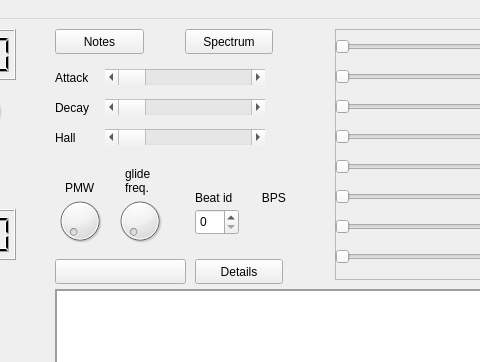
Qt form OceanGUI/mainwindow.ui (uglasmeyer/ocean) before a commit; both pictures show x 425 to 905 and y 0 to 362 of the 1207 by 659 pixel window.
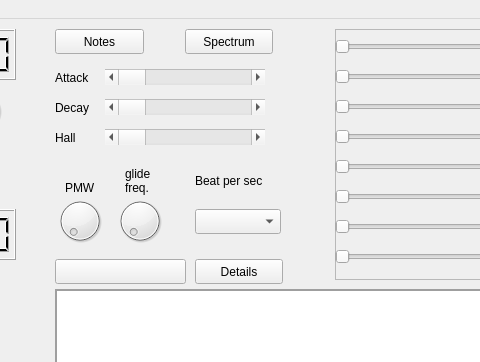
The same form after that commit.

```diff
--- a/OceanGUI/mainwindow.ui
+++ b/OceanGUI/mainwindow.ui
@@ -1488,22 +1488,6 @@
      <string>Spectrum</string>
     </property>
    </widget>
-   <widget class="QSpinBox" name="sB_Duration">
-    <property name="geometry">
-     <rect>
-      <x>620</x>
-      <y>190</y>
-      <width>44</width>
-      <height>26</height>
-     </rect>
-    </property>
-    <property name="maximum">
-     <number>4</number>
-    </property>
-    <property name="displayIntegerBase">
-     <number>10</number>
-    </property>
-   </widget>
    <widget class="QFrame" name="frame_7">
     <property name="geometry">
      <rect>
@@ -1647,50 +1631,13 @@
     <property name="geometry">
      <rect>
       <x>620</x>
-      <y>170</y>
-      <width>66</width>
-      <height>17</height>
-     </rect>
-    </property>
-    <property name="text">
-     <string>Beat id</string>
-    </property>
-   </widget>
-   <widget class="QLabel" name="Bps">
-    <property name="geometry">
-     <rect>
-      <x>680</x>
-      <y>190</y>
-      <width>31</width>
+      <y>146</y>
+      <width>91</width>
       <height>31</height>
      </rect>
     </property>
-    <property name="font">
-     <font>
-      <pointsize>13</pointsize>
-     </font>
-    </property>
     <property name="text">
-     <string/>
-    </property>
-    <property name="alignment">
-     <set>Qt::AlignCenter</set>
-    </property>
-   </widget>
-   <widget class="QLabel" name="label_6">
-    <property name="geometry">
-     <rect>
-      <x>680</x>
-      <y>170</y>
-      <width>31</width>
-      <height>17</height>
-     </rect>
-    </property>
-    <property name="text">
-     <string>  BPS</string>
-    </property>
-    <property name="alignment">
-     <set>Qt::AlignCenter</set>
+     <string>Beat per sec</string>
     </property>
    </widget>
    <widget class="QLabel" name="label_10">
@@ -1738,7 +1685,7 @@
      <bool>false</bool>
     </property>
    </widget>
-   <widget class="QWidget" name="">
+   <widget class="QWidget" name="layoutWidget">
     <property name="geometry">
      <rect>
       <x>620</x>
@@ -1799,6 +1746,16 @@
      </item>
     </layout>
    </widget>
+   <widget class="QComboBox" name="cb_bps">
+    <property name="geometry">
+     <rect>
+      <x>620</x>
+      <y>190</y>
+      <width>86</width>
+      <height>25</height>
+     </rect>
+    </property>
+   </widget>
   </widget>
   <widget class="QMenuBar" name="menubar">
    <property name="geometry">
```
Left out of the diff: 32 changed lines with no effect on the pictures.
